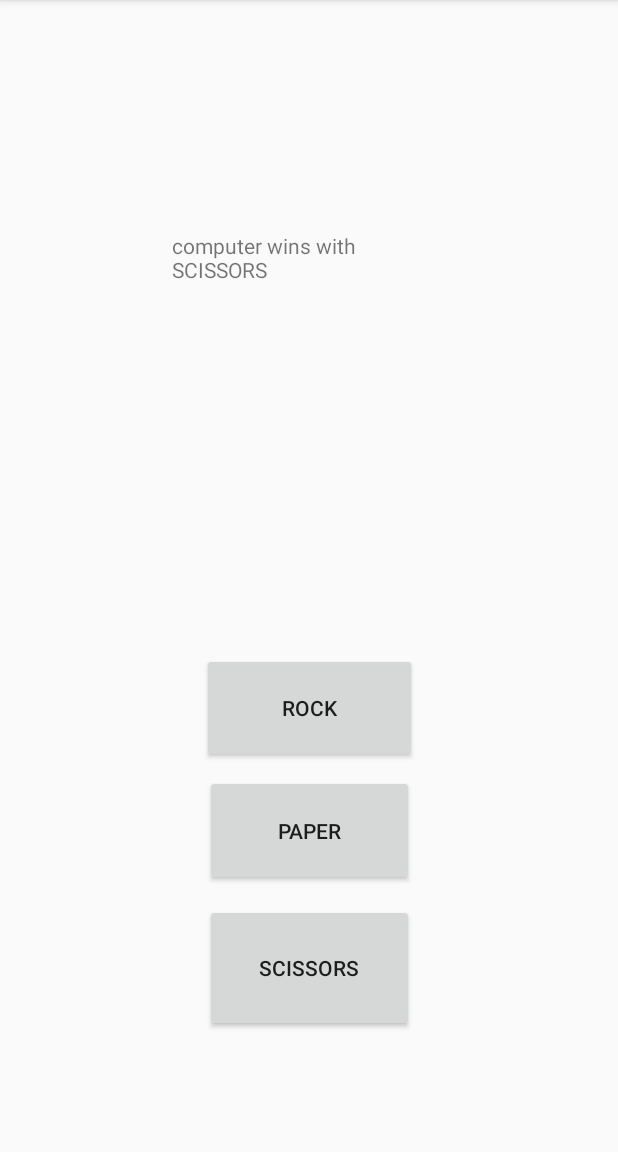
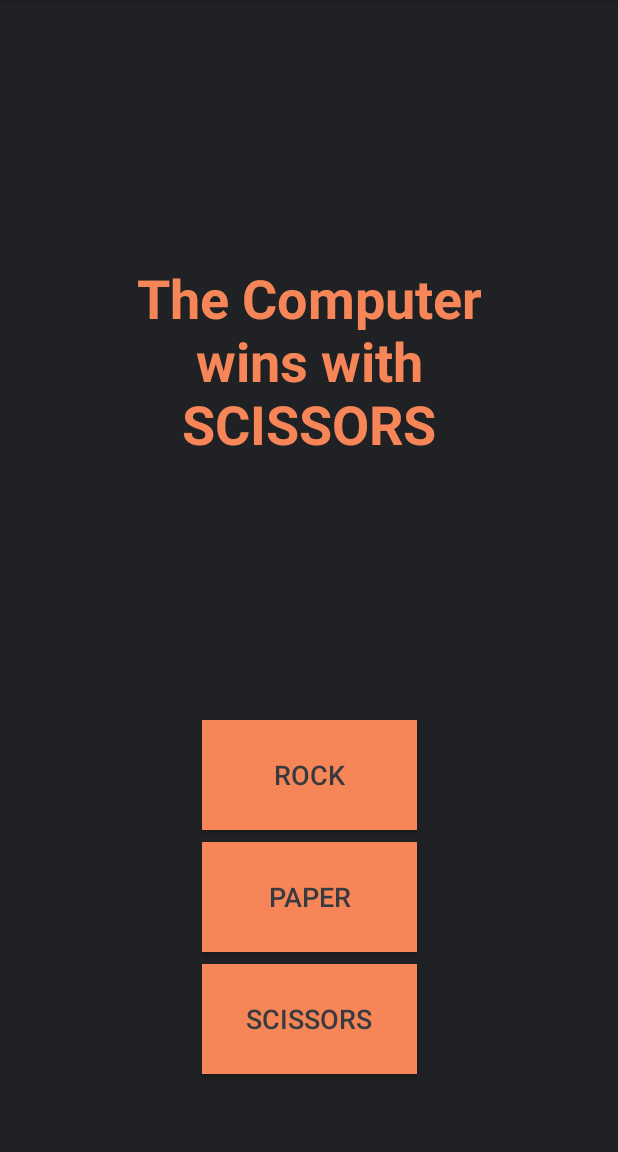
Before and after one commit to Euan-Bell/RockPaperScissorsAS, an Android app: the screen it shows after launch (GameActivity), after a tap on "PAPER", on a phone screen of 412 x 824 dp, the part 84-1236 px from its top. Run offline under Robolectric (Android 15) with nearby library versions, the phone set to English and light mode, and no system bars; 1 other tap on this screen came first.

Commit message:
styling done on app

```diff
--- a/app/src/main/java/com/example/dunk/rockpaperscissors/Game.java
+++ b/app/src/main/java/com/example/dunk/rockpaperscissors/Game.java
@@ -11,8 +11,8 @@ class Game {
     public String playGame(SelectionType playerPlay){
         String computerPlay = computerChoice[(int) (Math.random() * computerChoice.length)];
 //        String computerPlay = "Rock";
-        if (playerPlay.toString() == computerPlay) {return "Draw";}
-        else if (playerPlay.getLosingHand() == computerPlay) {return "you win";}
-        else return "computer wins with " + computerPlay;
+        if (playerPlay.toString() == computerPlay) {return "It's a Draw!";}
+        else if (playerPlay.getLosingHand() == computerPlay) {return "You win!";}
+        else return "The Computer wins with " + computerPlay;
     }
 }
--- a/app/src/main/res/layout/activity_game.xml
+++ b/app/src/main/res/layout/activity_game.xml
@@ -4,6 +4,8 @@
     xmlns:tools="http://schemas.android.com/tools"
     android:layout_width="match_parent"
     android:layout_height="match_parent"
+    android:background="#1F2124"
+    android:fadingEdge="none"
     tools:context=".GameActivity">
 
     <Button
@@ -13,21 +15,29 @@
         android:layout_marginBottom="8dp"
         android:layout_marginEnd="8dp"
         android:layout_marginStart="8dp"
+        android:background="#F68657"
+        android:fadingEdge="horizontal"
         android:onClick="onRockClicked"
         android:text="Rock"
+        android:textColor="#383A3F"
+        android:textColorHighlight="#F6B352"
+        android:textSize="18sp"
         app:layout_constraintBottom_toTopOf="@+id/paper_button"
         app:layout_constraintEnd_toEndOf="parent"
         app:layout_constraintStart_toStartOf="parent" />
 
     <Button
         android:id="@+id/paper_button"
-        android:layout_width="139dp"
-        android:layout_height="74dp"
-        android:layout_marginBottom="12dp"
+        android:layout_width="143dp"
+        android:layout_height="73dp"
+        android:layout_marginBottom="8dp"
         android:layout_marginEnd="8dp"
         android:layout_marginStart="8dp"
+        android:background="#F68657"
         android:onClick="onPaperClicked"
         android:text="Paper"
+        android:textColor="#383A3F"
+        android:textSize="18sp"
         app:layout_constraintBottom_toTopOf="@+id/scissors_button"
         app:layout_constraintEnd_toEndOf="parent"
         app:layout_constraintHorizontal_bias="0.502"
@@ -35,26 +45,34 @@
 
     <Button
         android:id="@+id/scissors_button"
-        android:layout_width="139dp"
-        android:layout_height="85dp"
-        android:layout_marginBottom="80dp"
+        android:layout_width="143dp"
+        android:layout_height="73dp"
+        android:layout_marginBottom="52dp"
         android:layout_marginEnd="8dp"
         android:layout_marginStart="8dp"
+        android:background="#F68657"
         android:onClick="onScissorsClicked"
         android:text="Scissors"
+        android:textColor="#383A3F"
+        android:textSize="18sp"
         app:layout_constraintBottom_toBottomOf="parent"
         app:layout_constraintEnd_toEndOf="parent"
         app:layout_constraintStart_toStartOf="parent" />
 
     <TextView
         android:id="@+id/result_text"
-        android:layout_width="183dp"
-        android:layout_height="128dp"
+        android:layout_width="263dp"
+        android:layout_height="159dp"
         android:layout_marginBottom="8dp"
         android:layout_marginEnd="8dp"
         android:layout_marginStart="8dp"
         android:layout_marginTop="8dp"
-        android:text="TextView"
+        android:gravity="center"
+        android:text="Make Your Choice!"
+        android:textColor="#F68657"
+        android:textSize="36sp"
+        android:textStyle="bold"
+        android:typeface="sans"
         app:layout_constraintBottom_toTopOf="@+id/rock_button"
         app:layout_constraintEnd_toEndOf="parent"
         app:layout_constraintStart_toStartOf="parent"
--- a/app/src/main/res/values/strings.xml
+++ b/app/src/main/res/values/strings.xml
@@ -3,5 +3,5 @@
     <string name="rock_button">Rock</string>
     <string name="scissors_button">Scissors</string>
     <string name="paper_button">Paper</string>
-    <string name="result_text"></string>
+    <string name="result_text">Make your choice!</string>
 </resources>
```
